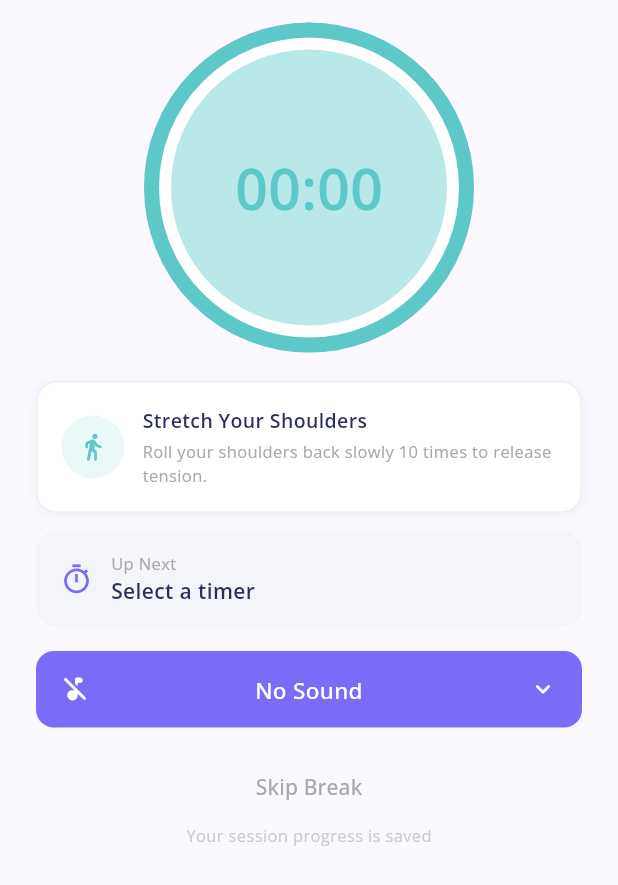
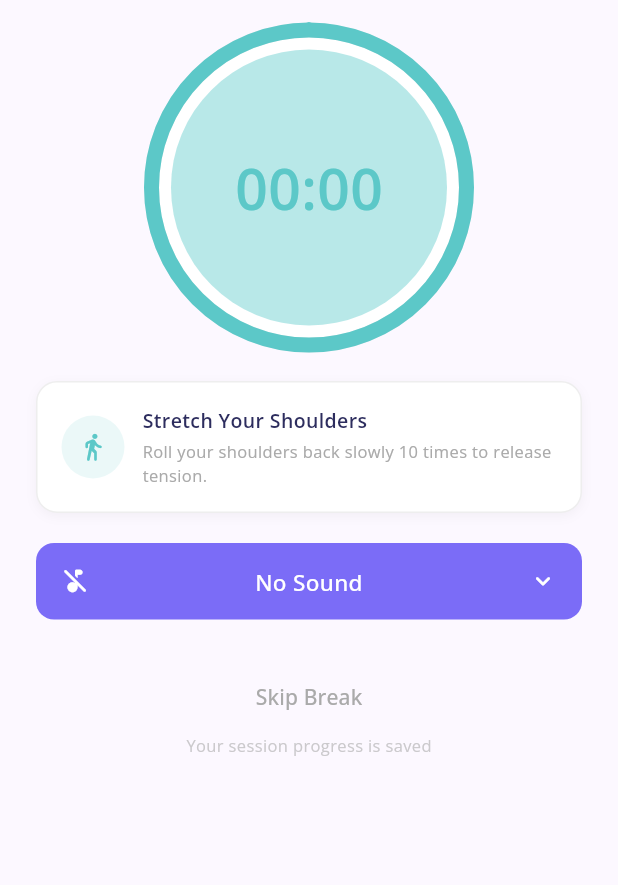
Before and after one commit to joshsj89/FocusFlow, a Flutter app: the _BreakBody widget shown alone on an empty page, opened directly with empty values, on a phone screen of 412 x 824 dp. Shown: the top 885 px of the screen. Run offline on Flutter 3.47's test engine with Material 3 defaults, Android fonts, the phone set to English and light mode, and no system bars; our stand-ins replace cloud_firestore, equatable, firebase_auth, firebase_core, firebase_messaging, flutter_bloc and 8 more; missing offline and left inert: proximity_sensor; accounts and stored records are empty.

Commit message:
ux: reorganise break screen into content / control / footer zones
Before: 4 equal-weight stacked elements (suggestion card, upcoming card,
music bar, skip button) with no clear hierarchy.

After:
  Content  — ring + suggestion card (the purpose of the break)
  Control  — music bar (single full-width control)
  Footer   — 'Up next: Timer • 25 min' as a plain text hint, then
             Skip Break button + progress note

Removes _UpcomingSessionCard widget — a full padded container was
overkill for reassurance text; one muted line carries the same info.

```diff
--- a/lib/screens/home_screen.dart
+++ b/lib/screens/home_screen.dart
@@ -561,10 +561,10 @@ class _BreakBody extends StatelessWidget {
             ),
           ),
           const SizedBox(height: 24),
+          // ── Content ──────────────────────────────────────────────────
           _SuggestionCard(suggestion: _suggestion),
-          const SizedBox(height: 12),
-          _UpcomingSessionCard(profile: profile),
-          const SizedBox(height: 16),
+          const SizedBox(height: 20),
+          // ── Control ──────────────────────────────────────────────────
           SoundSelectorBar(
             onTap: () => showModalBottomSheet<void>(
               context: context,
@@ -575,9 +575,17 @@ class _BreakBody extends StatelessWidget {
               builder: (_) => const SoundPickerSheet(),
             ),
           ),
-          const SizedBox(height: 16),
-          Column(
-            children: [
+          const SizedBox(height: 24),
+          // ── Footer ───────────────────────────────────────────────────
+          if (profile != null)
+            Text(
+              'Up next: ${profile!.name} · ${profile!.focusDuration ~/ 60} min',
+              style: GoogleFonts.openSans(
+                fontSize: 12,
+                color: AppColors.subtitleText,
+              ),
+            ),
+          const SizedBox(height: 4),
           TextButton(
             onPressed: () => context.read<TimerCubit>().skipBreak(),
             child: Text(
@@ -594,8 +602,6 @@ class _BreakBody extends StatelessWidget {
               color: AppColors.subtitleText.withValues(alpha: 0.6),
               fontSize: 11,
             ),
-              ),
-            ],
           ),
         ],
       ),
@@ -677,49 +683,3 @@ class _SuggestionCard extends StatelessWidget {
         _ => Icons.star_rounded,
       };
 }
-
-class _UpcomingSessionCard extends StatelessWidget {
-  final TimerProfile? profile;
-
-  const _UpcomingSessionCard({this.profile});
-
-  @override
-  Widget build(BuildContext context) {
-    return Container(
-      margin: const EdgeInsets.symmetric(horizontal: 24),
-      padding: const EdgeInsets.symmetric(horizontal: 16, vertical: 14),
-      decoration: BoxDecoration(
-        color: const Color(0xFFF4F4FB),
-        borderRadius: BorderRadius.circular(14),
-      ),
-      child: Row(
-        children: [
-          const Icon(Icons.timer_outlined, color: AppColors.purple, size: 22),
-          const SizedBox(width: 12),
-          Column(
-            crossAxisAlignment: CrossAxisAlignment.start,
-            children: [
-              Text(
-                'Up Next',
-                style: GoogleFonts.openSans(
-                  fontSize: 11,
-                  color: AppColors.subtitleText,
-                ),
-              ),
-              Text(
-                profile != null
-                    ? '${profile!.name} · ${profile!.focusDuration ~/ 60} min'
-                    : 'Select a timer',
-                style: GoogleFonts.openSans(
-                  fontSize: 14,
-                  fontWeight: FontWeight.w600,
-                  color: AppColors.darkNavy,
-                ),
-              ),
-            ],
-          ),
-        ],
-      ),
-    );
-  }
-}
```
Lines whose indentation alone changed are shown as unchanged.
